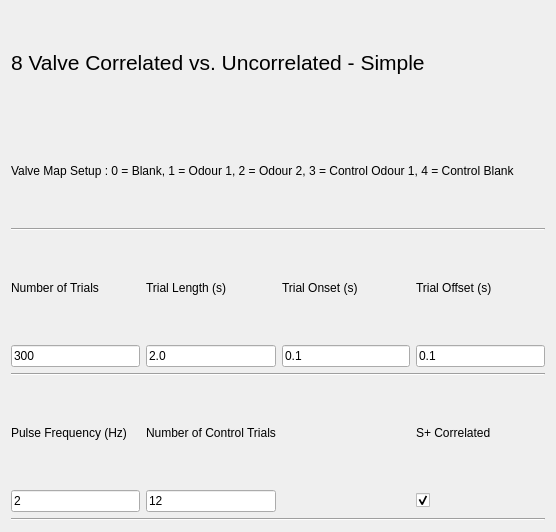
RoboDoig/schedule-generator, file UI/SimpleCorrUI.ui: the form before one commit.
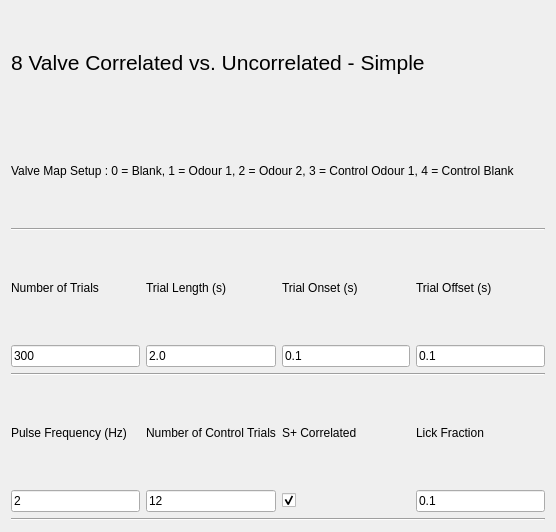
The form after the commit.

```diff
--- a/UI/SimpleCorrUI.ui
+++ b/UI/SimpleCorrUI.ui
@@ -40,13 +40,6 @@
      </property>
     </widget>
    </item>
-   <item row="8" column="3">
-    <widget class="QLabel" name="label_10">
-     <property name="text">
-      <string>S+ Correlated</string>
-     </property>
-    </widget>
-   </item>
    <item row="5" column="0">
     <widget class="QLineEdit" name="nTrialsEdit">
      <property name="text">
@@ -145,7 +138,14 @@
      </property>
     </widget>
    </item>
-   <item row="9" column="3">
+   <item row="8" column="2">
+    <widget class="QLabel" name="label_10">
+     <property name="text">
+      <string>S+ Correlated</string>
+     </property>
+    </widget>
+   </item>
+   <item row="9" column="2">
     <widget class="QCheckBox" name="spCorrelatedCheck">
      <property name="text">
       <string/>
@@ -155,6 +155,20 @@
      </property>
     </widget>
    </item>
+   <item row="8" column="3">
+    <widget class="QLabel" name="label_6">
+     <property name="text">
+      <string>Lick Fraction</string>
+     </property>
+    </widget>
+   </item>
+   <item row="9" column="3">
+    <widget class="QLineEdit" name="lickFractionEdit">
+     <property name="text">
+      <string>0.1</string>
+     </property>
+    </widget>
+   </item>
   </layout>
  </widget>
  <resources/>
```
